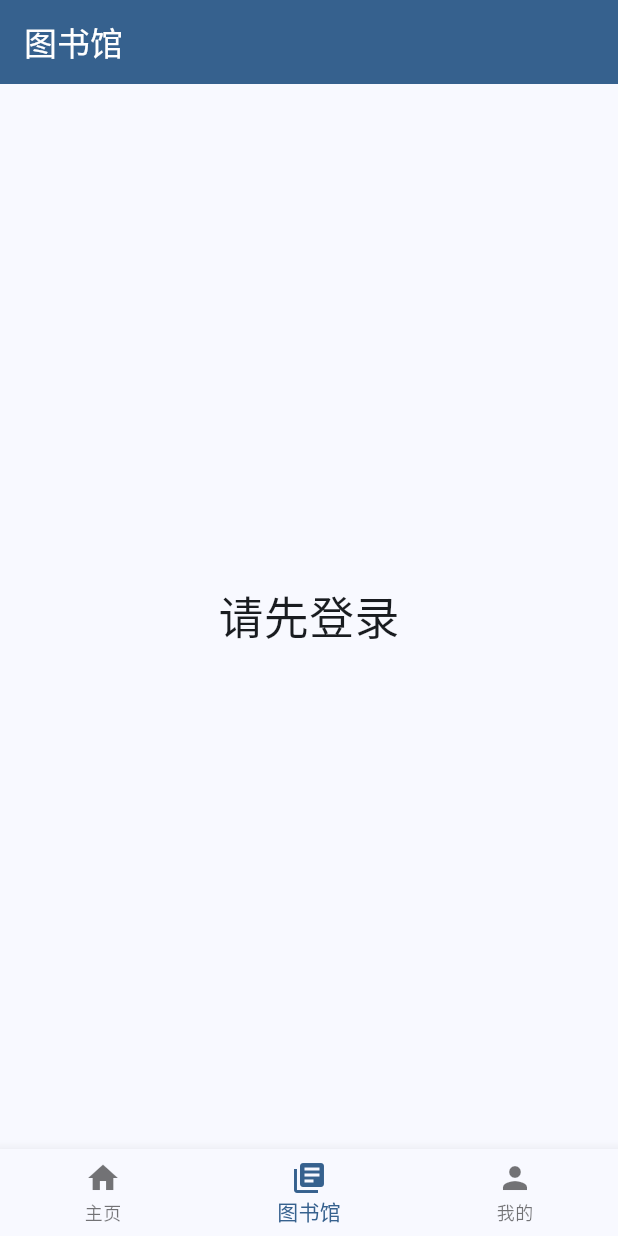
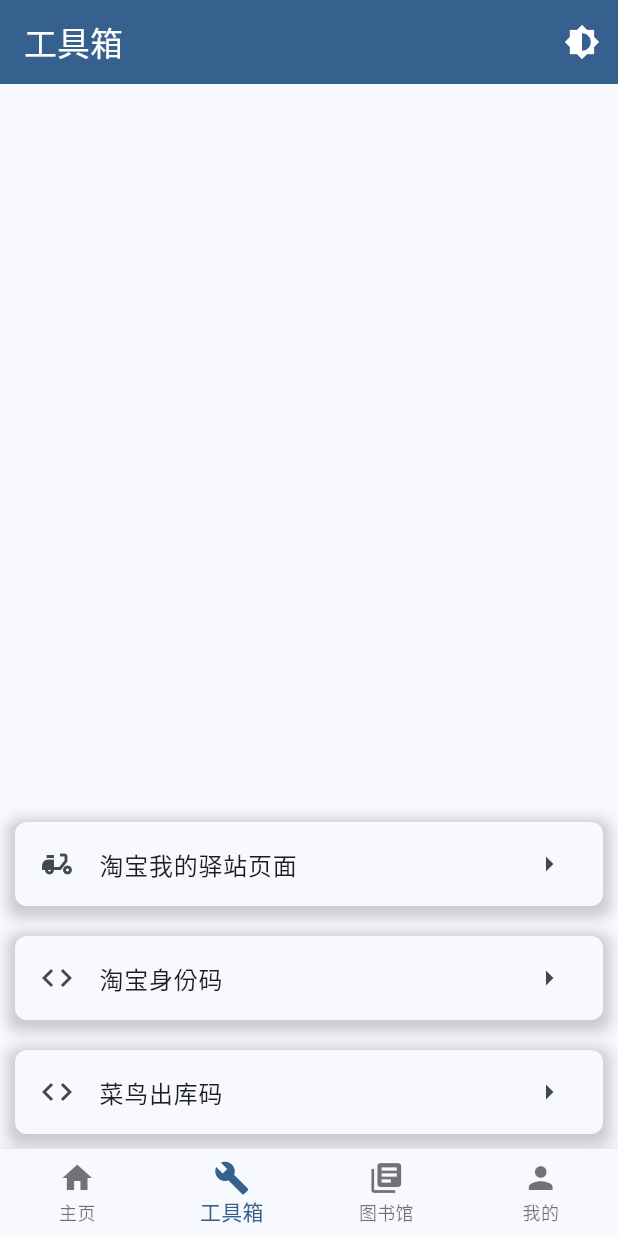
Before and after one commit to weijianxian/fzu_qrcode, a Flutter app: the screen it shows after launch, swiped to page 2, on a phone screen of 412 x 824 dp. Run offline on Flutter 3.47's test engine with Material 3 defaults, Android fonts, the phone set to English and light mode, and no system bars; our stand-ins replace dio, qr_flutter, webview_flutter.

Commit message:
[feat] 出库码 (#30)
* [feat] 出库码
Fixes #28

* chore: 更新版本号至1.1.0+7

* fix: 修复webview界面白屏问题

[feat] 出库码
Fixes #28

```diff
--- a/lib/main.dart
+++ b/lib/main.dart
@@ -1,13 +1,13 @@
 import 'package:flutter/material.dart';
 import 'package:provider/provider.dart';
 import 'package:flutter/services.dart';
-
+import "views/toolbox_page/tool_box.dart";
 import 'models/theme_data.dart';
 import 'models/user_data.dart';
 import 'views/home_page/home_page.dart';
 import 'views/setting_page/setting_page.dart';
 import 'views/library_page/library_page.dart';
-
+import 'views/common/web_view.dart';
 void main() async {
   WidgetsFlutterBinding.ensureInitialized();
   SystemChrome.setEnabledSystemUIMode(SystemUiMode.edgeToEdge);
@@ -38,6 +38,12 @@ class MyApp extends StatelessWidget {
       title: 'FZUQrCode',
       theme: Provider.of<ThemeDataNotifier>(context).themeData,
       home: const MyHomePage(title: 'FZUQrCode'),
+      routes: {
+        "/webview": (context) {  // 跳转到webview页面
+          final args = ModalRoute.of(context)?.settings.arguments as String?;
+          return WebView(url: args ?? '');
+        },
+      },
     );
   }
 }
@@ -56,6 +62,7 @@ class _MyHomePageState extends State<MyHomePage> {
 
   static const List<Widget> _pages = <Widget>[
     HomePage(title: "主页"),
+    ToolBoxPage(title: "工具箱"),
     LibraryPage(title: "图书馆"),
     SettingPage(title: "设置"),
   ];
@@ -85,10 +92,15 @@ class _MyHomePageState extends State<MyHomePage> {
         children: _pages,
       ),
       bottomNavigationBar: BottomNavigationBar(
+        type: BottomNavigationBarType.fixed,
         items: const <BottomNavigationBarItem>[
           BottomNavigationBarItem(
             icon: Icon(Icons.home),
             label: '主页',
+          ),
+          BottomNavigationBarItem(
+            icon: Icon(Icons.build),
+            label: '工具箱',
           ),
           BottomNavigationBarItem(
             icon: Icon(Icons.library_books),
--- a/lib/views/setting_page/setting_page.dart
+++ b/lib/views/setting_page/setting_page.dart
@@ -69,7 +69,7 @@ class _SettingPageState extends State<SettingPage> {
               const SizedBox(height: 20),
               const LoginYMTwigit(),
               const Divider(height: 40, thickness: 2),
-              InfoWidget(),
+              const InfoWidget(),
             ],
           ),
         ),
--- /dev/null
+++ b/lib/views/toolbox_page/tool_box.dart
@@ -0,0 +1,85 @@
+import 'package:flutter/material.dart';
+import 'package:provider/provider.dart';
+import 'package:fzu_qrcode/models/theme_data.dart';
+
+class ToolBoxPage extends StatefulWidget {
+  const ToolBoxPage({super.key, required this.title});
+  final String title;
+
+  @override
+  State<ToolBoxPage> createState() => _ToolBoxPageState();
+}
+
+class _ToolBoxPageState extends State<ToolBoxPage> {
+  Widget genCard(
+    BuildContext context, {
+    required String arguments,
+    required String title,
+    required String path,
+    required Widget icon,
+  }) {
+    return Container(
+      margin: const EdgeInsets.all(10),
+      decoration: BoxDecoration(
+        borderRadius: BorderRadius.circular(8),
+        color: Theme.of(context).colorScheme.surface,
+        boxShadow: [
+          BoxShadow(
+            color: Colors.grey.withAlpha((0.5 * 255).toInt()),
+            spreadRadius: 5,
+            blurRadius: 7,
+            offset: const Offset(0, 3),
+          ),
+        ],
+      ),
+      child: ListTile(
+        leading: icon,
+        title: Text(title),
+        onTap: () => Navigator.pushNamed(context, path, arguments: arguments),
+        trailing: const Icon(Icons.arrow_right),
+      ),
+    );
+  }
+
+  @override
+  Widget build(BuildContext context) {
+    return Scaffold(
+      appBar: AppBar(
+        title: Text(widget.title),
+        backgroundColor: Theme.of(context).colorScheme.primary,
+        actions: [
+          IconButton(
+            icon: const Icon(Icons.brightness_6),
+            onPressed: () {
+              Provider.of<ThemeDataNotifier>(context, listen: false)
+                  .toggleTheme();
+            },
+          ),
+        ],
+      ),
+      body: Column(
+        mainAxisAlignment: MainAxisAlignment.end,
+        children: <Widget>[
+          genCard(context,
+              title: '淘宝我的驿站页面',
+              icon: const Icon(Icons.delivery_dining),
+              path: "/webview",
+              arguments:
+                  'https://pages-fast.m.taobao.com/wow/z/uniapp/1011717/last-mile-fe/end-collect-platform/school'),
+          genCard(context,
+              title: "淘宝身份码",
+              icon: const Icon(Icons.code),
+              path: "/webview",
+              arguments:
+                  'https://pages-fast.m.taobao.com/wow/z/uniapp/1011717/last-mile-fe/end-collect-platform/identity-code'),
+          genCard(context,
+              title: "菜鸟出库码",
+              icon: const Icon(Icons.code),
+              path: "/webview",
+              arguments:
+                  'https://market.m.taobao.com/app/cn-yz/multi-activity/authCode.html?bizEntry=ALIPAY_GUOGUO'),
+        ],
+      ),
+    );
+  }
+}
--- a/pubspec.yaml
+++ b/pubspec.yaml
@@ -1,7 +1,7 @@
 name: fzu_qrcode
 description: "因为懒得使用福大一码通小程序，所以写了个app"
 publish_to: "none"
-version: 1.0.1+6
+version: 1.1.0+7
 
 environment:
   sdk: ">=3.4.3 <4.0.0"
@@ -15,11 +15,12 @@ dependencies:
   dio: ^5.0.0
   cupertino_icons: ^1.0.6
   url_launcher: ^6.0.6
-
+  webview_flutter: ^4.0.1
 dev_dependencies:
   flutter_test:
     sdk: flutter
   flutter_lints: ^3.0.0
+
 # flutter资源文件
 flutter:
   uses-material-design: true
```
Also changed, not shown: lib/views/common/web_view.dart (added, +60 -0 lines), pubspec.lock.
